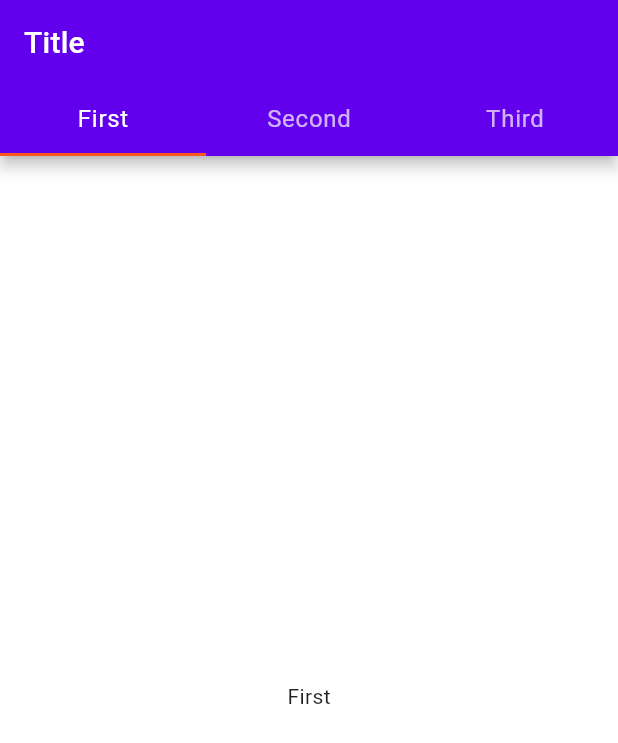
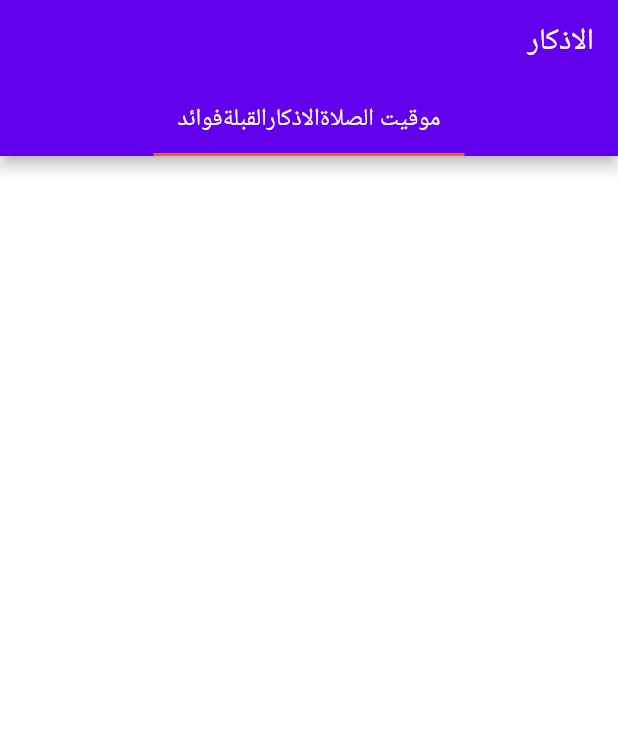
Before and after one commit to JamalAbdulrazik/azkar, a Flutter app: the screen it shows after launch, on a phone screen of 412 x 824 dp. Shown: the top 743 px of the screen. Run offline on Flutter 3.47's test engine with Material 2 defaults, Android fonts, the phone set to English and light mode, and no system bars.

Commit message:
modify the body tabs to return a widgets instead of normal strings.

```diff
--- a/lib/main.dart
+++ b/lib/main.dart
@@ -1,6 +1,6 @@
 import 'package:flutter/material.dart';
-import 'color_schemes.dart';
-import 'home_screen.dart';
+import 'theme/color_schemes.dart';
+import 'screens/home_screen.dart';
 
 void main() {
   runApp(const MyApp());
@@ -10,10 +10,13 @@ class MyApp extends StatelessWidget {
   const MyApp({super.key});
   Widget build(BuildContext context) {
     return MaterialApp(
+      locale: const Locale('ar', 'EG'),
       debugShowCheckedModeBanner: false,
       title: 'Flutter Demo',
       theme: MaterialDemoThemeData.themeData,
-      home: const HomeScreen(),
+      home: const Directionality(
+          textDirection: TextDirection.rtl,
+          child: HomeScreen()),
     );
   }
 }
--- /dev/null
+++ b/lib/screens/azkar.dart
@@ -0,0 +1,10 @@
+import 'package:flutter/material.dart';
+
+class Azkar extends StatelessWidget {
+  const Azkar({Key? key}) : super(key: key);
+
+  @override
+  Widget build(BuildContext context) {
+    return Container();
+  }
+}
--- a/lib/home_screen.dart
+++ b/lib/screens/home_screen.dart
@@ -1,4 +1,9 @@
 import 'package:flutter/material.dart';
+import 'package:material_design/screens/prayer_time.dart';
+import 'package:material_design/screens/qibla.dart';
+import 'package:material_design/screens/quotes.dart';
+
+import 'azkar.dart';
 
 
 class HomeScreen extends StatefulWidget {
@@ -26,7 +31,7 @@ class _HomeScreenState extends State<HomeScreen> with SingleTickerProviderStateM
   void initState() {
     _tabController = TabController(
       initialIndex: 0,
-      length: 3,
+      length: 4,
       vsync: this,
     );
     _tabController!.addListener(() {
@@ -46,19 +51,26 @@ class _HomeScreenState extends State<HomeScreen> with SingleTickerProviderStateM
 
   @override
   Widget build(BuildContext context) {
-    final tabs = <String>[
-      'First',
-      'Second',
-      'Third',
+    final tiles = <String>[
+      'موقيت الصلاة'
+      'الاذكار'
+      'القبلة'
+      'فوائد'
+    ];
+    final tabs = <Widget>[
+      PrayTimeScreen(),
+      Azkar(),
+      DirectionOfPrayer(),
+      Quotes(),
     ];
     return Scaffold(
       appBar: AppBar(
-        title: const Text('Title'),
+        title: const Text('الاذكار'),
         bottom: TabBar(
           controller: _tabController,
-          isScrollable: false,
+          isScrollable: true,
           tabs: [
-            for (final tab in tabs) Tab(text: tab),
+            for (final name in tiles) Tab(text: name),
           ],
         ),
       ),
@@ -67,7 +79,7 @@ class _HomeScreenState extends State<HomeScreen> with SingleTickerProviderStateM
         children: [
           for (final tab in tabs)
             Center(
-              child: Text(tab),
+              child: tab,
             ),
         ],
       ),
--- /dev/null
+++ b/lib/screens/prayer_time.dart
@@ -0,0 +1,13 @@
+import 'package:flutter/material.dart';
+
+
+class PrayTimeScreen extends StatelessWidget {
+  const PrayTimeScreen({Key? key}) : super(key: key);
+
+  @override
+  Widget build(BuildContext context) {
+    return Scaffold(
+      body: Container(),
+    );
+  }
+}
--- /dev/null
+++ b/lib/screens/qibla.dart
@@ -0,0 +1,10 @@
+import 'package:flutter/material.dart';
+
+class DirectionOfPrayer extends StatelessWidget {
+  const DirectionOfPrayer({Key? key}) : super(key: key);
+
+  @override
+  Widget build(BuildContext context) {
+    return Container();
+  }
+}
--- /dev/null
+++ b/lib/screens/quotes.dart
@@ -0,0 +1,11 @@
+import 'package:flutter/material.dart';
+
+
+class Quotes extends StatelessWidget {
+  const Quotes({Key? key}) : super(key: key);
+
+  @override
+  Widget build(BuildContext context) {
+    return Container();
+  }
+}
--- a/pubspec.yaml
+++ b/pubspec.yaml
@@ -36,9 +36,7 @@ dependencies:
   # The following adds the Cupertino Icons font to your application.
   # Use with the CupertinoIcons class for iOS style icons.
   cupertino_icons: ^1.0.2
-  flutter_bloc: ^8.1.1
-  freezed_annotation: ^2.2.0
-  english_words: ^4.0.0
+
 
 dev_dependencies:
   flutter_test:
```
Also changed, not shown: lib/theme/color_schemes.dart (renamed from lib/color_schemes.dart).
